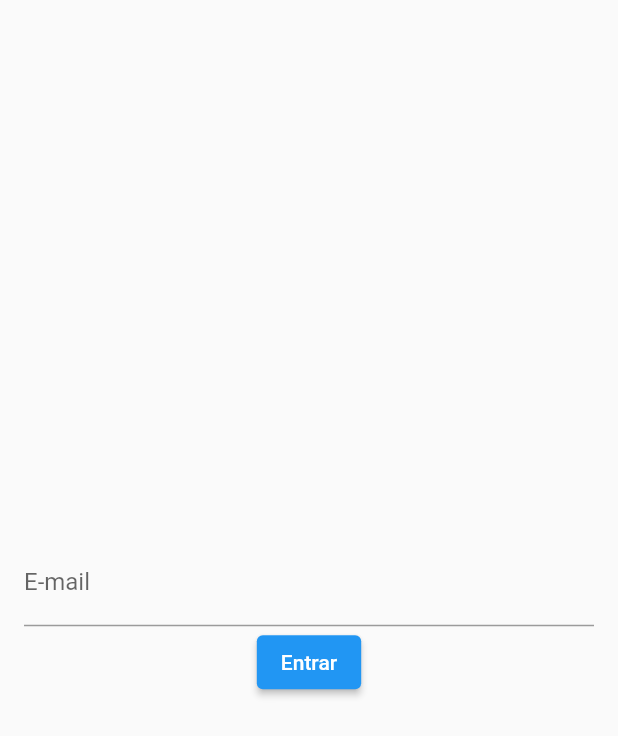
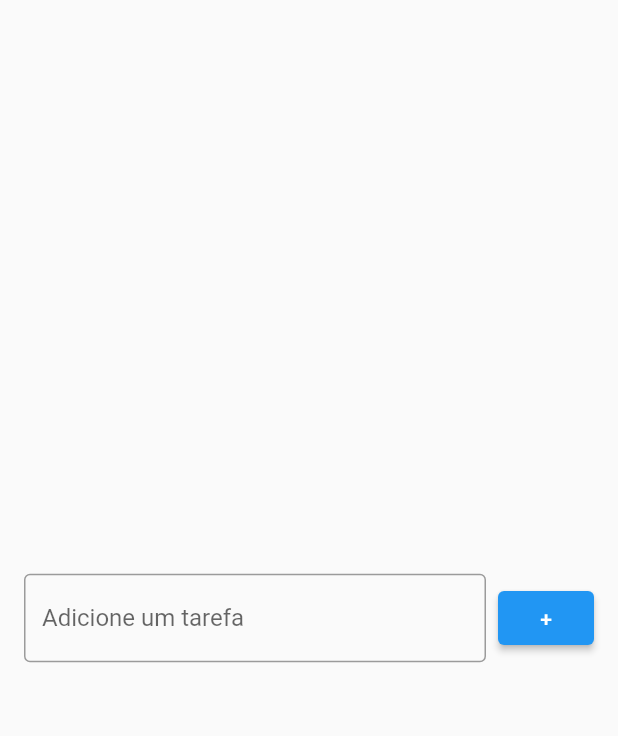
Before and after one commit to AiltonJ97/MyList, a Flutter app: the screen it shows after launch, on a phone screen of 412 x 824 dp. Shown: the top 736 px of the screen. Run offline on Flutter 3.47's test engine with Material 2 defaults, Android fonts, the phone set to English and light mode, and no system bars.

Commit message:
Expanded

```diff
--- a/lib/list_page.dart
+++ b/lib/list_page.dart
@@ -11,20 +11,24 @@ class ListPage extends StatelessWidget {
     return Scaffold(
       body: Center(
         child: Padding(
-          padding: const EdgeInsets.symmetric(horizontal: 16),
-          child: Column(
-            mainAxisSize: MainAxisSize.min,
+          padding: const EdgeInsets.symmetric(horizontal: 16.0),
+          child: Row(
             children: [
-              TextField(
-                controller: emailController,
-                decoration: InputDecoration(
-                  labelText: 'E-mail',
+              //Ajustar o Textfield para ocupar o tamanho maximo da tela quando
+              //dentro de uma Row.
+              Expanded(
+                child: TextField(
+                  decoration: InputDecoration(
+                    border: OutlineInputBorder(),
+                    labelText: 'Adicione um tarefa',
+                    hintText: 'Ex: Estudar Java',
+                  ),
                 ),
-                onChanged: onSubmitted,
               ),
+              SizedBox(width: 8),
               ElevatedButton(
                 onPressed: login,
-                child: Text('Entrar'),
+                child: Text("+"),
               )
             ],
           ),
@@ -32,18 +36,9 @@ class ListPage extends StatelessWidget {
       ),
     );
   }
-  void login(){
+
+  void login() {
     String text = emailController.text;
     print(text);
   }
-
-  //Opção onde o usuario ira precisar aperta o botao
-  // para enviar um dado. mais usado em web
-  void onSubmitted(String text){
-    print(text);
-  }
 }
-  /*void onChanged(String text){
-    print(text);
-  }
-}*/
```
